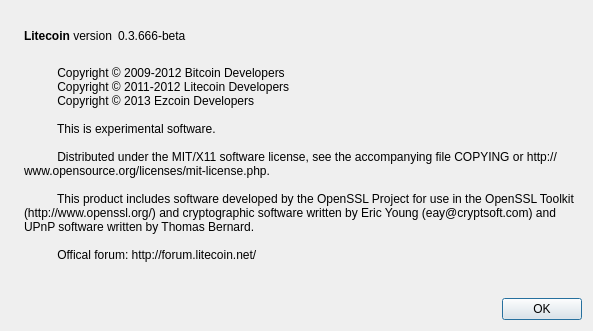
Old version of the form src/qt/forms/aboutdialog.ui in the repository ezcoin/ezcoin.
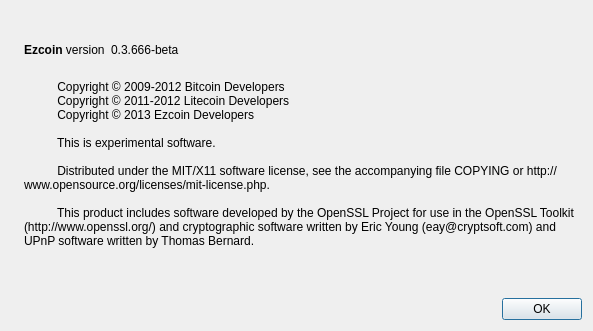
New version of the form. Icons and pictures are not drawn.

The edit to the form file:
```diff
--- a/src/qt/forms/aboutdialog.ui
+++ b/src/qt/forms/aboutdialog.ui
@@ -50,7 +50,7 @@
           <cursorShape>IBeamCursor</cursorShape>
          </property>
          <property name="text">
-          <string>&lt;b&gt;Litecoin&lt;/b&gt; version</string>
+          <string>&lt;b&gt;Ezcoin&lt;/b&gt; version</string>
          </property>
          <property name="textInteractionFlags">
           <set>Qt::LinksAccessibleByMouse|Qt::TextSelectableByKeyboard|Qt::TextSelectableByMouse</set>
@@ -104,8 +104,6 @@
           Distributed under the MIT/X11 software license, see the accompanying file COPYING or http://www.opensource.org/licenses/mit-license.php.
 
           This product includes software developed by the OpenSSL Project for use in the OpenSSL Toolkit (http://www.openssl.org/) and cryptographic software written by Eric Young (eay@cryptsoft.com) and UPnP software written by Thomas Bernard.
-
-          Offical forum: http://forum.litecoin.net/
         </string>
        </property>
        <property name="wordWrap">
```
